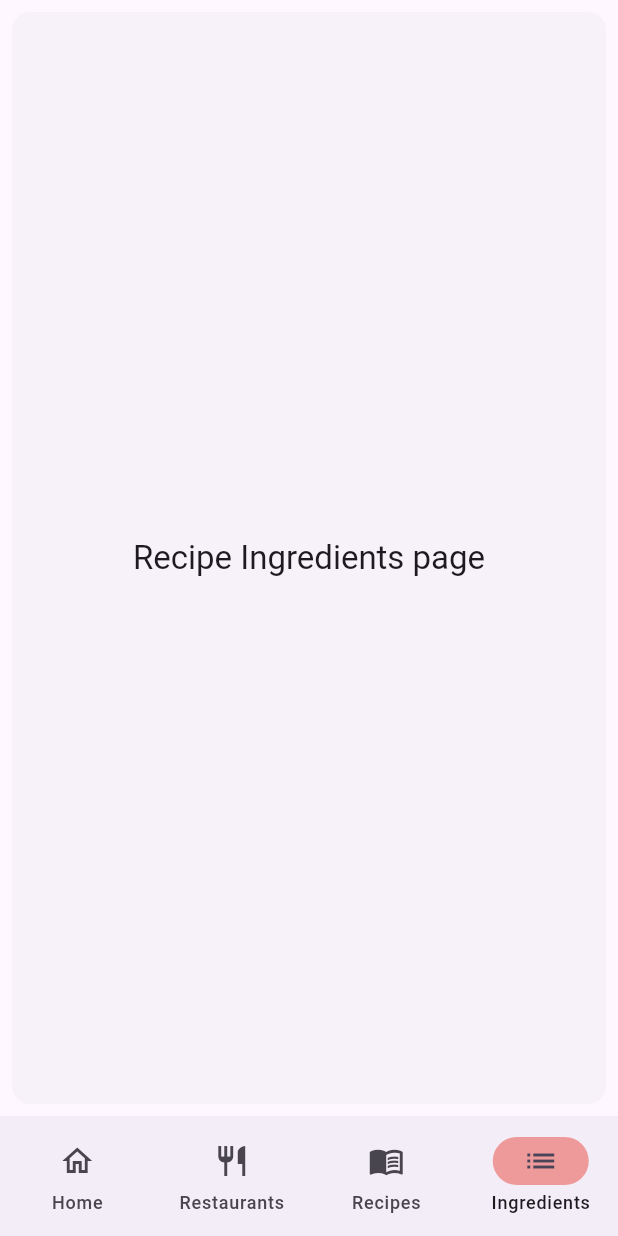
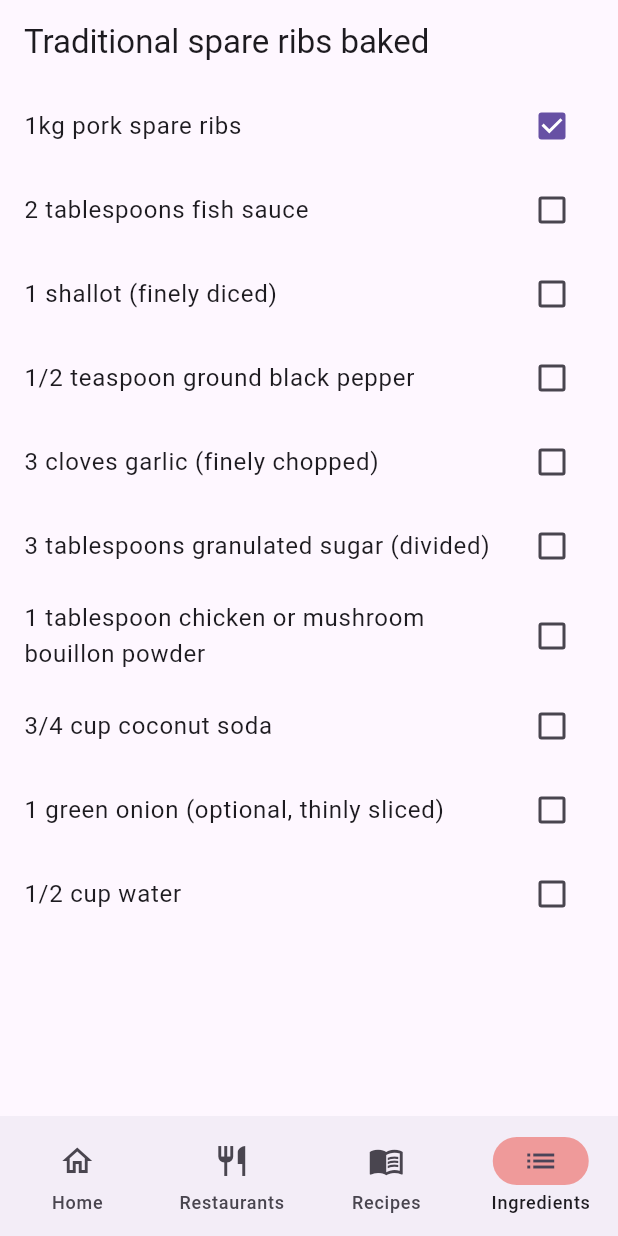
Before and after one commit to Monash-FIT3170/2025W2-FindingNibbles, a Flutter app: the screen it shows after launch, item 4 of the bottom bar chosen, on a phone screen of 412 x 824 dp. Run offline on Flutter 3.47's test engine with Material 3 defaults, Android fonts, the phone set to English and light mode, and no system bars; our stand-ins replace dio, flutter_secure_storage, google_sign_in, logger.

Commit message:
Created some mock ingrediants for recipe screen page, added checkboxes aside to verify user if they have the item, also included mock title

```diff
--- a/frontend/lib/pages/recipe_ingredients_page.dart
+++ b/frontend/lib/pages/recipe_ingredients_page.dart
@@ -1,55 +1,79 @@
 import 'package:flutter/material.dart';
 
-class RecipeIngredientsPage extends StatelessWidget {
+class Recipe {
+  final String title;
+  final String imageUrl;
+  final int cookingTime;
+  final List<String> ingredients;
+  bool isFavorite;
+
+  Recipe({
+    required this.title,
+    required this.imageUrl,
+    required this.cookingTime,
+    required this.ingredients,
+    this.isFavorite = false,
+  });
+}
+
+class RecipeIngredientsPage extends StatefulWidget {
   const RecipeIngredientsPage({super.key});
 
   @override
-  Widget build(BuildContext context) {  // This widget is used to display the recipe ingredients page.
-// It is a stateless widget that builds a card with a centered text.
-    final ThemeData theme = Theme.of(context);
-    return Card(
-      shadowColor: Colors.transparent,
-      margin: const EdgeInsets.all(8.0),
-      child: SizedBox.expand(
-        child: Center(
-          child: Text(
-            'Recipe Ingredients page',
-            style: theme.textTheme.titleLarge,
-          ),
-        ),
+  State<RecipeIngredientsPage> createState() => _RecipeIngredientsPageState();
+}
+
+class _RecipeIngredientsPageState extends State<RecipeIngredientsPage> {
+  // Sample recipe data (this would come from your data source)
+  final Recipe recipe = Recipe(
+    title: 'Traditional spare ribs baked',
+    imageUrl: 'placeholder', // You'd replace this with actual image URL
+    cookingTime: 55,
+    ingredients: [
+      '1kg pork spare ribs',
+      '2 tablespoons fish sauce',
+      '1 shallot (finely diced)',
+      '1/2 teaspoon ground black pepper',
+      '3 cloves garlic (finely chopped)',
+      '3 tablespoons granulated sugar (divided)',
+      '1 tablespoon chicken or mushroom bouillon powder',
+      '3/4 cup coconut soda',
+      '1 green onion (optional, thinly sliced)',
+      '1/2 cup water',
+    ],
+    isFavorite: false,
+  );
+
+  // Track checked ingredients
+  late List<bool> checkedIngredients;
+
+  @override
+  void initState() {
+    super.initState();
+    // Initialize all ingredients as unchecked
+    checkedIngredients = List.generate(recipe.ingredients.length, (_) => false);
+    // Set first ingredient as checked for demonstration
+    checkedIngredients[0] = true;
+  }
+
+  @override
+  Widget build(BuildContext context) {
+    return Scaffold(
+      appBar: AppBar(title: Text(recipe.title)),
+      body: ListView.builder(
+        itemCount: recipe.ingredients.length,
+        itemBuilder: (context, index) {
+          return CheckboxListTile(
+            title: Text(recipe.ingredients[index]),
+            value: checkedIngredients[index],
+            onChanged: (bool? value) {
+              setState(() {
+                checkedIngredients[index] = value ?? false;
+              });
+            },
+          );
+        },
       ),
     );
   }
 }
-
-// Tab bar for Ingredients and Cooking Instructions
-class RecipeTabBarPage extends StatelessWidget {
-  const RecipeTabBarPage({super.key});
-
-  @override
-  Widget build(BuildContext context) {
-    return DefaultTabController(
-      length: 2,
-      child: Scaffold(
-        appBar: AppBar(
-          title: const Text('Recipe Details'),
-          bottom: const TabBar(
-            indicatorColor: Colors.pink,
-            labelColor: Colors.pink,
-            unselectedLabelColor: Colors.grey,
-            tabs: [
-              Tab(text: 'Ingredients'),
-              Tab(text: 'Cooking Instructions'),
-            ],
-          ),
-        ),
-        body: const TabBarView(
-          children: [
-            Center(child: Text('Ingredients content here')),
-            Center(child: Text('Cooking Instructions content here')),
-          ],
-        ),
-      ),
-    );
-  }
-}
```
